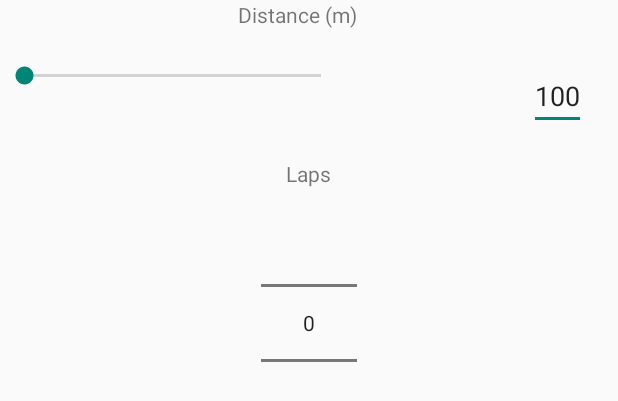
After one commit to NCSUMobiles/Spring16-dinorunner, an Android app: the layout dialog_view_options.xml on its own in the app's theme, with its tools: preview values and no code run, on a phone screen of 412 x 824 dp. The commit adds this screen. Shown: the top 401 px of the screen. Run offline under Robolectric (Android 15) with nearby library versions, the phone set to English and light mode, and no system bars.

Commit message:
Fixed the item pick activity so it would pop up a dialog for the user to pick the distance and number of laps with that distance to run and fixed some layout padding in the main activity

```diff
--- a/build.gradle
+++ b/build.gradle
@@ -5,7 +5,7 @@ buildscript {
         jcenter()
     }
     dependencies {
-        classpath 'com.android.tools.build:gradle:2.1.0-alpha1'
+        classpath 'com.android.tools.build:gradle:2.1.0-alpha3'
 
         // NOTE: Do not place your application dependencies here; they belong
         // in the individual module build.gradle files
--- a/mobile/src/main/res/layout/activity_main.xml
+++ b/mobile/src/main/res/layout/activity_main.xml
@@ -11,7 +11,7 @@
         android:text="RUN!"
         android:textColor="@color/prime_red"
         android:id="@+id/run_button"
-        android:layout_marginTop="40dp"
+        android:layout_marginTop="30dp"
         android:shadowColor="@color/button_shadow"
         android:clickable="true"
         android:layout_alignParentTop="true"
@@ -27,7 +27,7 @@
         android:clickable="true"
         android:layout_below="@+id/run_button"
         android:layout_centerHorizontal="true"
-        android:layout_marginTop="49dp" />
+        android:layout_marginTop="20dp" />
 
     <Button
         android:layout_width="wrap_content"
@@ -39,7 +39,7 @@
         android:clickable="true"
         android:layout_below="@+id/stats_button"
         android:layout_centerHorizontal="true"
-        android:layout_marginTop="49dp" />
+        android:layout_marginTop="20dp" />
 
     <ProgressBar
         android:layout_width="wrap_content"
--- /dev/null
+++ b/mobile/src/main/res/layout/dialog_view_options.xml
@@ -0,0 +1,49 @@
+<?xml version="1.0" encoding="utf-8"?>
+<RelativeLayout xmlns:android="http://schemas.android.com/apk/res/android"
+    android:id="@+id/dialog_view"
+    android:layout_width="match_parent"
+    android:layout_height="match_parent"
+    android:orientation="vertical">
+
+    <TextView
+        android:layout_width="wrap_content"
+        android:layout_height="wrap_content"
+        android:text="Distance (m)"
+        android:id="@+id/textView2"
+        android:layout_alignParentTop="true"
+        android:layout_alignEnd="@+id/laps_picker" />
+
+    <SeekBar
+        android:id="@+id/distance_picker"
+        android:layout_width="230dp"
+        android:layout_height="wrap_content"
+        android:layout_alignTop="@+id/dist_value"
+        android:layout_alignParentStart="true" />
+
+    <EditText
+        android:layout_width="wrap_content"
+        android:layout_height="wrap_content"
+        android:id="@+id/dist_value"
+        android:layout_marginTop="41dp"
+        android:layout_alignParentTop="true"
+        android:layout_alignParentEnd="true"
+        android:layout_marginEnd="21dp"
+        android:text="100"
+        android:inputType="number"/>
+
+    <TextView
+        android:id="@+id/laps_label"
+        android:layout_width="wrap_content"
+        android:layout_height="wrap_content"
+        android:text="Laps"
+        android:layout_below="@+id/dist_value"
+        android:layout_centerHorizontal="true"
+        android:layout_marginTop="19dp" />
+
+    <NumberPicker
+        android:id="@+id/laps_picker"
+        android:layout_width="wrap_content"
+        android:layout_height="wrap_content"
+        android:layout_below="@+id/laps_label"
+        android:layout_centerHorizontal="true" />
+</RelativeLayout>
--- a/mobile/src/main/res/values/Colors.xml
+++ b/mobile/src/main/res/values/Colors.xml
@@ -5,4 +5,5 @@
     <color name="dino_black">#003333</color>
     <color name="prime_red">#FF3333</color>
     <color name="button_shadow">#999999</color>
+    <color name="white">#ffffff</color>
 </resources>
--- a/mobile/src/main/res/values/strings.xml
+++ b/mobile/src/main/res/values/strings.xml
@@ -5,4 +5,5 @@
     <string name="action_settings">Settings</string>
     <string name="title_activity_track_picker">TrackPicker</string>
     <string name="title_activity_item_pick">Pick Your Items</string>
+    <string name="title_activity_running">RunningActivity</string>
 </resources>
```
Also changed, not shown: mobile/src/main/AndroidManifest.xml (+12 -3 lines), mobile/src/main/java/com/dino/ncsu/dinorunner/ItemPickActivity.java (+112 -2 lines), mobile/src/main/java/com/dino/ncsu/dinorunner/RunningActivity.java (added, +37 -0 lines), mobile/src/main/res/layout/activity_item_pick.xml (+12 -2 lines), 1 other file.
